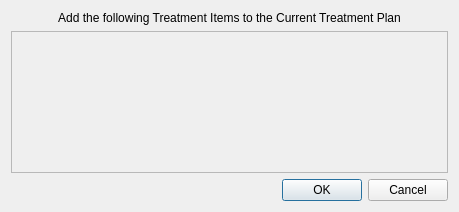
This is src/openmolar/qt-designer/addTreatment.ui in rowinggolfer/openmolar1 as Qt 5 draws it before an edit. The edited form follows.
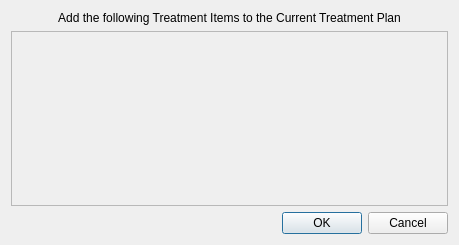
This is the edited form.

What changed in the file:
```diff
--- a/src/openmolar/qt-designer/addTreatment.ui
+++ b/src/openmolar/qt-designer/addTreatment.ui
@@ -7,7 +7,7 @@
     <x>0</x>
     <y>0</y>
     <width>459</width>
-    <height>212</height>
+    <height>245</height>
    </rect>
   </property>
   <property name="windowTitle">
@@ -38,7 +38,7 @@
         <x>0</x>
         <y>0</y>
         <width>439</width>
-        <height>140</height>
+        <height>173</height>
        </rect>
       </property>
       <layout class="QHBoxLayout" name="horizontalLayout">
```
